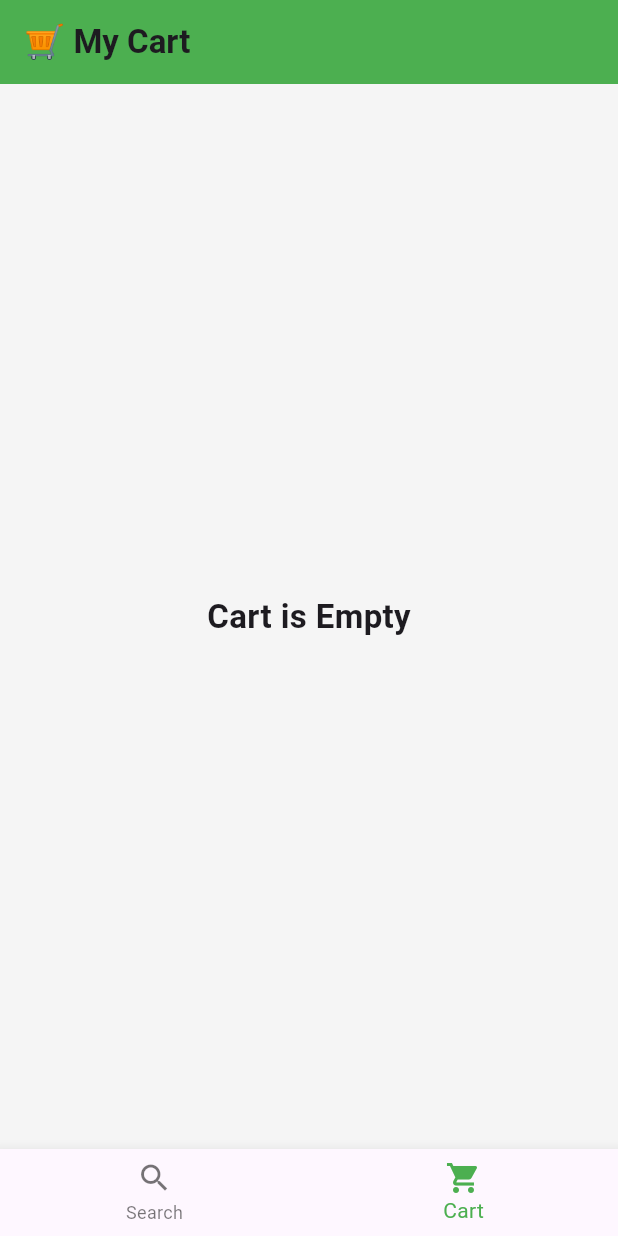
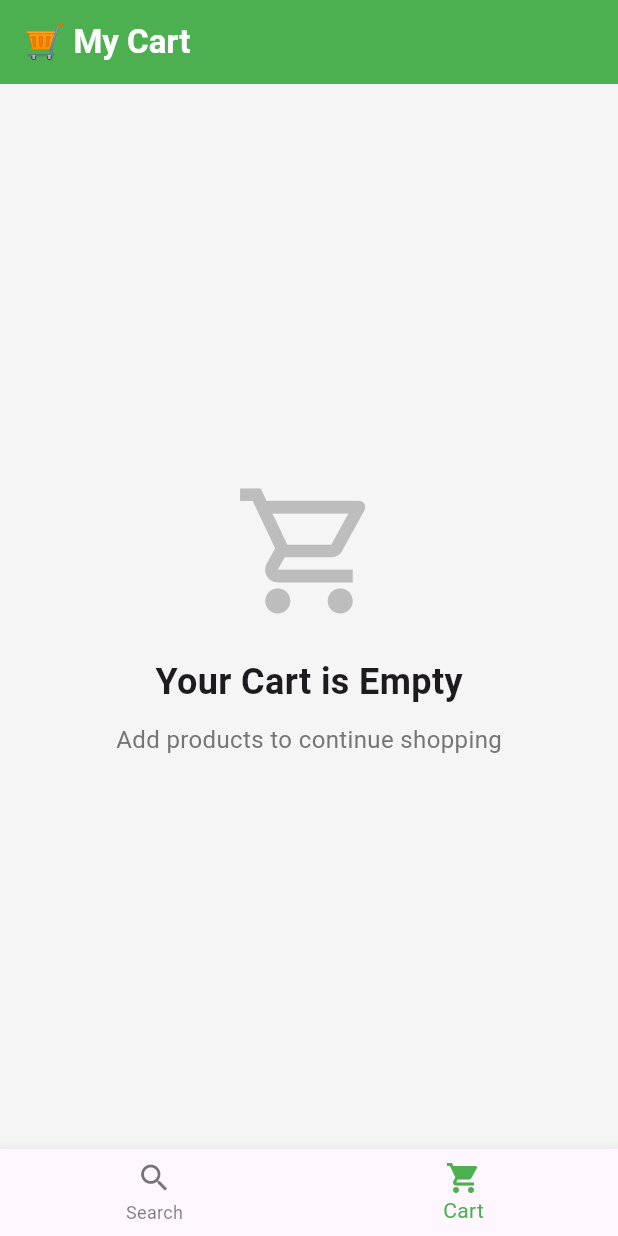
Before and after one commit to M-Nivetha7/Smart_Retail_Assistant, a Flutter app: the screen it shows after launch, item 2 of the bottom bar chosen, on a phone screen of 412 x 824 dp. Run offline on Flutter 3.47's test engine with Material 3 defaults, Android fonts, the phone set to English and light mode, and no system bars; our stand-ins replace qr_flutter.

Commit message:
Fixed cart bugs and improved QR payment UI

```diff
--- a/lib/screens/cart.dart
+++ b/lib/screens/cart.dart
@@ -3,8 +3,16 @@ import 'package:qr_flutter/qr_flutter.dart';
 
 import '../data/cart.dart';
 
-class CartScreen extends StatelessWidget {
+class CartScreen extends StatefulWidget {
   const CartScreen({super.key});
+
+  @override
+  State<CartScreen> createState() =>
+      _CartScreenState();
+}
+
+class _CartScreenState
+    extends State<CartScreen> {
 
   @override
   Widget build(BuildContext context) {
@@ -20,31 +28,65 @@ class CartScreen extends StatelessWidget {
 
       appBar: AppBar(
         backgroundColor: Colors.green,
+        elevation: 0,
 
         title: const Text(
           "🛒 My Cart",
           style: TextStyle(
             fontWeight: FontWeight.bold,
+            color: Colors.white,
           ),
         ),
       ),
 
       body: cart.isEmpty
-          ? const Center(
-              child: Text(
-                "Cart is Empty",
+
+          // EMPTY CART UI
+          ? Center(
+              child: Column(
+                mainAxisAlignment:
+                    MainAxisAlignment.center,
+
+                children: [
+
+                  Icon(
+                    Icons.shopping_cart_outlined,
+                    size: 100,
+                    color: Colors.grey.shade400,
+                  ),
+
+                  const SizedBox(height: 20),
+
+                  const Text(
+                    "Your Cart is Empty",
                     style: TextStyle(
-                  fontSize: 22,
+                      fontSize: 24,
                       fontWeight: FontWeight.bold,
                     ),
                   ),
+
+                  const SizedBox(height: 10),
+
+                  Text(
+                    "Add products to continue shopping",
+                    style: TextStyle(
+                      fontSize: 16,
+                      color: Colors.grey.shade600,
+                    ),
+                  ),
+                ],
+              ),
             )
 
+          // CART ITEMS UI
           : Column(
               children: [
 
                 Expanded(
                   child: ListView.builder(
+                    padding:
+                        const EdgeInsets.all(12),
+
                     itemCount: cart.length,
 
                     itemBuilder:
@@ -52,54 +94,105 @@ class CartScreen extends StatelessWidget {
 
                       final item = cart[index];
 
-                      return Card(
+                      return Container(
                         margin:
-                            const EdgeInsets.all(
-                                10),
+                            const EdgeInsets.only(
+                          bottom: 14,
+                        ),
 
-                        shape:
-                            RoundedRectangleBorder(
+                        decoration: BoxDecoration(
+                          color: Colors.white,
+
                           borderRadius:
-                              BorderRadius
-                                  .circular(
-                                      16),
+                              BorderRadius.circular(
+                                  20),
+
+                          boxShadow: [
+                            BoxShadow(
+                              color:
+                                  Colors.grey.shade300,
+                              blurRadius: 8,
+                              offset:
+                                  const Offset(0, 4),
+                            ),
+                          ],
                         ),
 
                         child: ListTile(
 
+                          contentPadding:
+                              const EdgeInsets.all(
+                                  14),
+
                           leading: CircleAvatar(
+                            radius: 28,
                             backgroundColor:
-                                Colors.green
-                                    .shade100,
+                                Colors.green.shade100,
 
                             child: const Icon(
-                              Icons
-                                  .shopping_bag,
-                              color:
-                                  Colors.green,
+                              Icons.shopping_bag,
+                              color: Colors.green,
+                              size: 28,
                             ),
                           ),
 
                           title: Text(
                             item.name,
+
+                            style: const TextStyle(
+                              fontWeight:
+                                  FontWeight.bold,
+                              fontSize: 18,
+                            ),
                           ),
 
-                          subtitle: Text(
+                          subtitle: Padding(
+                            padding:
+                                const EdgeInsets.only(
+                                    top: 6),
+
+                            child: Text(
                               "₹${item.price}",
+
+                              style: TextStyle(
+                                color: Colors.grey
+                                    .shade700,
+
+                                fontSize: 16,
+                              ),
+                            ),
                           ),
 
                           trailing: IconButton(
                             icon: const Icon(
                               Icons.delete,
                               color: Colors.red,
+                              size: 28,
                             ),
 
                             onPressed: () {
-                              cart.removeAt(
-                                  index);
 
-                              (context as Element)
-                                  .markNeedsBuild();
+                              if (cart.isNotEmpty &&
+                                  index <
+                                      cart.length) {
+
+                                setState(() {
+                                  cart.removeAt(index);
+                                });
+
+                                ScaffoldMessenger.of(
+                                        context)
+                                    .showSnackBar(
+                                  SnackBar(
+                                    backgroundColor:
+                                        Colors.red,
+
+                                    content: Text(
+                                      "${item.name} removed",
+                                    ),
+                                  ),
+                                );
+                              }
                             },
                           ),
                         ),
@@ -108,29 +201,23 @@ class CartScreen extends StatelessWidget {
                   ),
                 ),
 
-                // TOTAL SECTION
+                // PAYMENT SECTION
                 Container(
+                  width: double.infinity,
+
                   padding:
-                      const EdgeInsets.all(20),
+                      const EdgeInsets.all(22),
 
-                  decoration: BoxDecoration(
+                  decoration: const BoxDecoration(
                     color: Colors.white,
 
                     borderRadius:
-                        const BorderRadius.only(
+                        BorderRadius.only(
                       topLeft:
-                          Radius.circular(25),
+                          Radius.circular(30),
                       topRight:
-                          Radius.circular(25),
+                          Radius.circular(30),
                     ),
-
-                    boxShadow: [
-                      BoxShadow(
-                        color:
-                            Colors.grey.shade300,
-                        blurRadius: 10,
-                      ),
-                    ],
                   ),
 
                   child: Column(
@@ -147,7 +234,7 @@ class CartScreen extends StatelessWidget {
                             "Total Amount",
 
                             style: TextStyle(
-                              fontSize: 22,
+                              fontSize: 24,
                               fontWeight:
                                   FontWeight.bold,
                             ),
@@ -157,7 +244,7 @@ class CartScreen extends StatelessWidget {
                             "₹${total.toStringAsFixed(0)}",
 
                             style: const TextStyle(
-                              fontSize: 24,
+                              fontSize: 28,
                               color: Colors.green,
                               fontWeight:
                                   FontWeight.bold,
@@ -180,34 +267,68 @@ class CartScreen extends StatelessWidget {
 
                       const SizedBox(height: 20),
 
-                      QrImageView(
+                      Container(
+                        padding:
+                            const EdgeInsets.all(12),
+
+                        decoration: BoxDecoration(
+                          color: Colors.white,
+
+                          borderRadius:
+                              BorderRadius.circular(
+                                  20),
+
+                          boxShadow: [
+                            BoxShadow(
+                              color:
+                                  Colors.grey.shade300,
+                              blurRadius: 8,
+                            ),
+                          ],
+                        ),
+
+                        child: QrImageView(
                           data:
                               "upi://pay?pa=smartcart@upi&pn=SmartShoppingCart&am=$total",
 
+                          version:
+                              QrVersions.auto,
+
                           size: 220,
                         ),
+                      ),
 
-                      const SizedBox(height: 20),
+                      const SizedBox(height: 25),
 
-                      ElevatedButton(
+                      SizedBox(
+                        width: double.infinity,
+                        height: 55,
+
+                        child: ElevatedButton(
+
                           style:
                               ElevatedButton.styleFrom(
                             backgroundColor:
                                 Colors.green,
 
-                          padding:
-                              const EdgeInsets
-                                  .symmetric(
-                            horizontal: 40,
-                            vertical: 14,
+                            shape:
+                                RoundedRectangleBorder(
+                              borderRadius:
+                                  BorderRadius
+                                      .circular(
+                                          18),
                             ),
                           ),
 
                           onPressed: () {
+
                             ScaffoldMessenger.of(
                                     context)
                                 .showSnackBar(
                               const SnackBar(
+                                backgroundColor:
+                                    Colors.green,
+
                                 content: Text(
                                   "Payment Successful",
                                 ),
@@ -219,11 +340,16 @@ class CartScreen extends StatelessWidget {
                             "Complete Payment",
 
                             style: TextStyle(
+                              fontSize: 18,
+                              fontWeight:
+                                  FontWeight.bold,
                               color: Colors.white,
-                            fontSize: 18,
                             ),
                           ),
                         ),
+                      ),
+
+                      const SizedBox(height: 10),
                     ],
                   ),
                 ),
```
Lines whose indentation alone changed are shown as unchanged.
